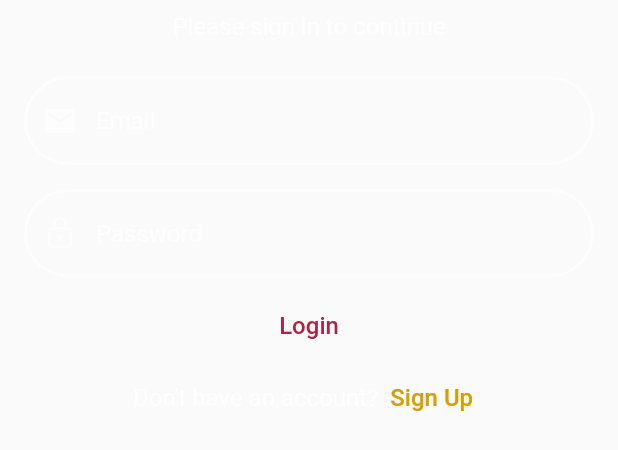
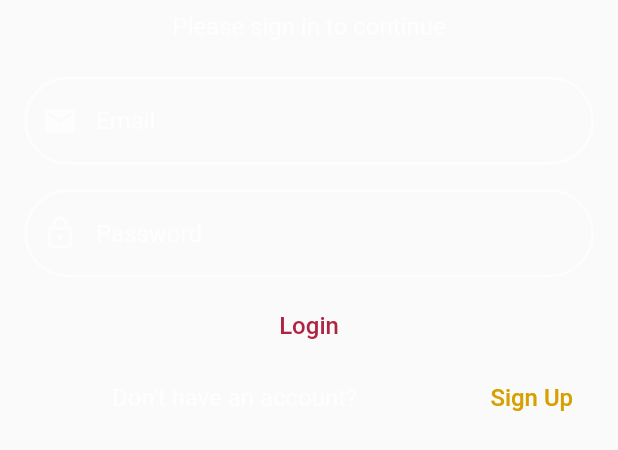
Before and after one commit to funwithflutter/mastering_animation_course, a Flutter app: the LoginForm widget shown alone on an empty page, opened directly with empty values, on a phone screen of 412 x 824 dp. Shown: the top 450 px of the screen. Run offline on Flutter 3.47's test engine with Material 2 defaults, Android fonts, the phone set to English and light mode, and no system bars; our stand-ins replace flutter_hooks, flutter_staggered_animations, google_fonts, recase; missing offline and left inert: flutter_sequence_animation, flutter_villains, random_words.

Commit message:
fix: overflow

```diff
--- /dev/null
+++ b/section_4/login_example_sequence_animation/lib/widgets/determine_visibility.dart
@@ -0,0 +1,21 @@
+import 'package:flutter/material.dart';
+
+class DetermineVisibility extends StatelessWidget {
+  const DetermineVisibility({
+    Key? key,
+    required this.child,
+  }) : super(key: key);
+
+  final Widget child;
+  @override
+  Widget build(BuildContext context) {
+    return LayoutBuilder(
+      builder: (context, constraints) {
+        return Visibility(
+          visible: constraints.maxWidth > 200 && constraints.maxHeight > 50,
+          child: child,
+        );
+      },
+    );
+  }
+}
--- a/section_4/login_example_sequence_animation/lib/widgets/forms/login_form.dart
+++ b/section_4/login_example_sequence_animation/lib/widgets/forms/login_form.dart
@@ -1,4 +1,5 @@
 import 'package:flutter/material.dart';
+import 'package:login/widgets/determine_visibility.dart';
 
 import '../../styles/colors.dart';
 import 'call_to_action_button.dart';
@@ -43,16 +44,25 @@ class LoginForm extends StatelessWidget {
                 text: 'Login',
                 color: headerLoginColor,
               ),
-              Row(
+              DetermineVisibility(
+                child: Row(
                   mainAxisAlignment: MainAxisAlignment.center,
                   children: <Widget>[
-                  const CallToActionText("Don't have an account?"),
-                  CallToActionButton(
+                    const Expanded(
+                      flex: 3,
+                      child: Center(
+                          child: CallToActionText("Don't have an account?")),
+                    ),
+                    Expanded(
+                      flex: 1,
+                      child: CallToActionButton(
                         onPressed: onSignUpPressed,
                         text: 'Sign Up',
                         color: headerSignUpColor,
                       ),
+                    ),
                   ],
+                ),
               ),
             ],
           ),
```
Also changed, not shown: section_4/login_example_sequence_animation/lib/widgets/forms/signup_form.dart (+13 -3 lines). Lines whose indentation alone changed are shown as unchanged.
